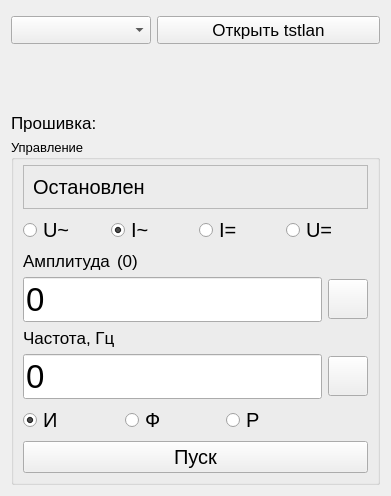
Old version of the form ui/source_mode_form.ui in the repository irsural/clb_autocheck.
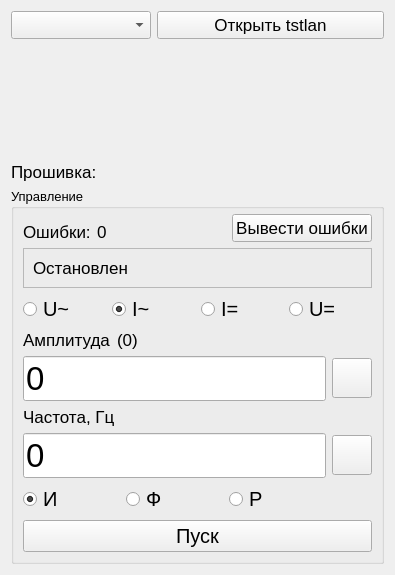
New version of the form. Icons and pictures are not drawn. Custom widgets are drawn as their Qt base class.

```diff
--- a/ui/source_mode_form.ui
+++ b/ui/source_mode_form.ui
@@ -6,8 +6,8 @@
    <rect>
     <x>0</x>
     <y>0</y>
-    <width>391</width>
-    <height>496</height>
+    <width>395</width>
+    <height>575</height>
    </rect>
   </property>
   <property name="windowTitle">
@@ -15,11 +15,8 @@
   </property>
   <layout class="QVBoxLayout" name="verticalLayout">
    <item>
-    <layout class="QHBoxLayout" name="horizontalLayout_2">
-     <property name="topMargin">
-      <number>5</number>
-     </property>
-     <item>
+    <layout class="QGridLayout" name="gridLayout_2">
+     <item row="0" column="0">
       <widget class="QComboBox" name="clb_list_combobox">
        <property name="sizePolicy">
         <sizepolicy hsizetype="Fixed" vsizetype="Fixed">
@@ -40,22 +37,8 @@
        </property>
       </widget>
      </item>
-     <item>
-      <widget class="QPushButton" name="open_tstlan_button">
-       <property name="font">
-        <font>
-         <pointsize>13</pointsize>
-        </font>
-       </property>
-       <property name="text">
-        <string>Открыть tstlan</string>
-       </property>
-      </widget>
-     </item>
-    </layout>
-   </item>
-   <item>
-    <layout class="QHBoxLayout" name="horizontalLayout_4">
+     <item row="1" column="0" colspan="2">
+      <layout class="QHBoxLayout" name="horizontalLayout_8">
      <item>
       <widget class="QLabel" name="label_7">
        <property name="sizePolicy">
@@ -64,6 +47,12 @@
          <verstretch>0</verstretch>
         </sizepolicy>
        </property>
+         <property name="minimumSize">
+          <size>
+           <width>0</width>
+           <height>0</height>
+          </size>
+         </property>
        <property name="font">
         <font>
          <pointsize>13</pointsize>
@@ -80,11 +69,17 @@
      <item>
       <widget class="QLabel" name="firmware_info_label">
        <property name="sizePolicy">
-        <sizepolicy hsizetype="Expanding" vsizetype="Preferred">
+          <sizepolicy hsizetype="Preferred" vsizetype="Preferred">
          <horstretch>0</horstretch>
          <verstretch>0</verstretch>
         </sizepolicy>
        </property>
+         <property name="minimumSize">
+          <size>
+           <width>0</width>
+           <height>0</height>
+          </size>
+         </property>
        <property name="font">
         <font>
          <pointsize>13</pointsize>
@@ -95,6 +90,26 @@
        </property>
        <property name="alignment">
         <set>Qt::AlignBottom|Qt::AlignLeading|Qt::AlignLeft</set>
+         </property>
+        </widget>
+       </item>
+      </layout>
+     </item>
+     <item row="0" column="1">
+      <widget class="QPushButton" name="open_tstlan_button">
+       <property name="sizePolicy">
+        <sizepolicy hsizetype="Expanding" vsizetype="Fixed">
+         <horstretch>0</horstretch>
+         <verstretch>0</verstretch>
+        </sizepolicy>
+       </property>
+       <property name="font">
+        <font>
+         <pointsize>13</pointsize>
+        </font>
+       </property>
+       <property name="text">
+        <string>Открыть tstlan</string>
        </property>
       </widget>
      </item>
@@ -117,6 +132,73 @@
       <property name="topMargin">
        <number>5</number>
       </property>
+      <item>
+       <layout class="QHBoxLayout" name="horizontalLayout_7">
+        <property name="sizeConstraint">
+         <enum>QLayout::SetFixedSize</enum>
+        </property>
+        <item>
+         <widget class="QLabel" name="errors_label">
+          <property name="sizePolicy">
+           <sizepolicy hsizetype="Fixed" vsizetype="Preferred">
+            <horstretch>0</horstretch>
+            <verstretch>0</verstretch>
+           </sizepolicy>
+          </property>
+          <property name="font">
+           <font>
+            <pointsize>13</pointsize>
+           </font>
+          </property>
+          <property name="text">
+           <string>Ошибки:</string>
+          </property>
+          <property name="alignment">
+           <set>Qt::AlignBottom|Qt::AlignLeading|Qt::AlignLeft</set>
+          </property>
+         </widget>
+        </item>
+        <item>
+         <widget class="QLabel" name="errors_count_label">
+          <property name="sizePolicy">
+           <sizepolicy hsizetype="Preferred" vsizetype="Preferred">
+            <horstretch>0</horstretch>
+            <verstretch>0</verstretch>
+           </sizepolicy>
+          </property>
+          <property name="font">
+           <font>
+            <pointsize>13</pointsize>
+           </font>
+          </property>
+          <property name="text">
+           <string>0</string>
+          </property>
+          <property name="alignment">
+           <set>Qt::AlignBottom|Qt::AlignLeading|Qt::AlignLeft</set>
+          </property>
+         </widget>
+        </item>
+        <item>
+         <widget class="QPushButton" name="errors_out_button">
+          <property name="sizePolicy">
+           <sizepolicy hsizetype="Fixed" vsizetype="Fixed">
+            <horstretch>0</horstretch>
+            <verstretch>0</verstretch>
+           </sizepolicy>
+          </property>
+          <property name="font">
+           <font>
+            <pointsize>13</pointsize>
+           </font>
+          </property>
+          <property name="text">
+           <string>Вывести ошибки</string>
+          </property>
+         </widget>
+        </item>
+       </layout>
+      </item>
       <item>
        <widget class="QFrame" name="frame">
         <property name="frameShape">
@@ -136,7 +218,7 @@
            </property>
            <property name="font">
             <font>
-             <pointsize>15</pointsize>
+             <pointsize>13</pointsize>
             </font>
            </property>
            <property name="text">
```
Left out of the diff: 2 changed lines with no effect on the pictures. Lines whose indentation alone changed are shown as unchanged.
